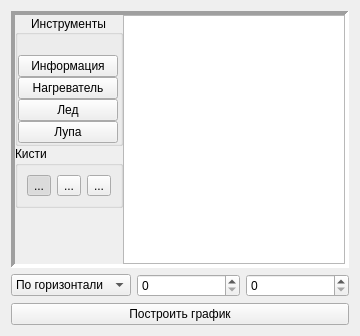
Old version of the form graphics.ui in the repository AndreyMlashkin/stefanoproblem.
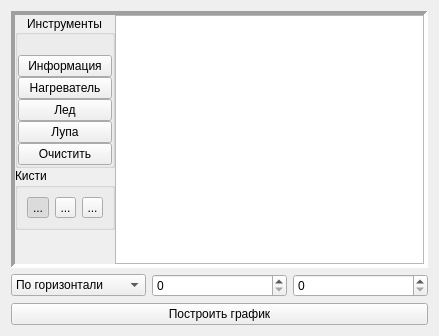
New version of the form. Icons and pictures are not drawn. Custom widgets are drawn as their Qt base class.

Diff of the .ui file:
```diff
--- a/graphics.ui
+++ b/graphics.ui
@@ -9,7 +9,7 @@
    <rect>
     <x>0</x>
     <y>0</y>
-    <width>360</width>
+    <width>439</width>
     <height>336</height>
    </rect>
   </property>
@@ -60,7 +60,7 @@
         </property>
         <property name="maximumSize">
          <size>
-          <width>110</width>
+          <width>100</width>
           <height>16777215</height>
          </size>
         </property>
@@ -183,6 +183,13 @@
            </property>
           </widget>
          </item>
+         <item>
+          <widget class="QPushButton" name="clear">
+           <property name="text">
+            <string>Очистить</string>
+           </property>
+          </widget>
+         </item>
         </layout>
        </widget>
       </item>
@@ -244,6 +251,12 @@
           <verstretch>0</verstretch>
          </sizepolicy>
         </property>
+        <property name="maximumSize">
+         <size>
+          <width>100</width>
+          <height>16777215</height>
+         </size>
+        </property>
         <property name="title">
          <string>Кисти</string>
         </property>
```
Left out of the diff: 102 changed lines with no effect on the pictures.
